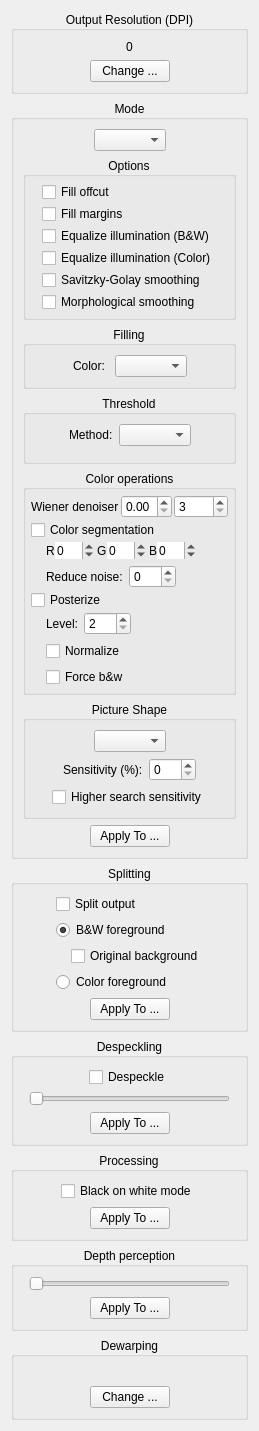
This is src/core/filters/output/OptionsWidget.ui in abandoned-industries/scantailor-spectre as Qt 5 draws it before an edit. The edited form follows.
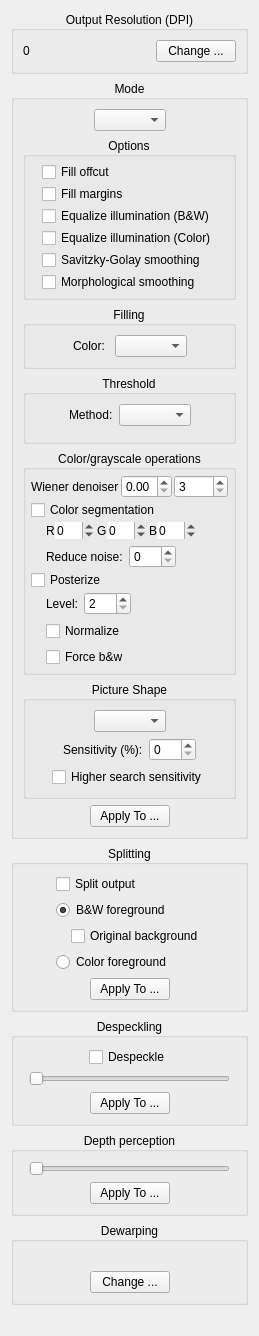
This is the edited form. Custom widgets are drawn as their Qt base class.

Commit message: UI improvements: compact DPI, remove Processing panel, fix About dialog

```diff
--- a/src/core/filters/output/OptionsWidget.ui
+++ b/src/core/filters/output/OptionsWidget.ui
@@ -31,22 +31,7 @@
      <property name="flat">
       <bool>false</bool>
      </property>
-     <layout class="QVBoxLayout" name="verticalLayout_2">
-      <item>
-       <layout class="QHBoxLayout" name="horizontalLayout_3">
-        <item>
-         <spacer name="horizontalSpacer_5">
-          <property name="orientation">
-           <enum>Qt::Horizontal</enum>
-          </property>
-          <property name="sizeHint" stdset="0">
-           <size>
-            <width>1</width>
-            <height>1</height>
-           </size>
-          </property>
-         </spacer>
-        </item>
+     <layout class="QHBoxLayout" name="horizontalLayout_dpi">
         <item>
          <widget class="QLabel" name="dpiLabel">
           <property name="frameShape">
@@ -61,24 +46,7 @@
          </widget>
         </item>
         <item>
-         <spacer name="horizontalSpacer_6">
-          <property name="orientation">
-           <enum>Qt::Horizontal</enum>
-          </property>
-          <property name="sizeHint" stdset="0">
-           <size>
-            <width>1</width>
-            <height>1</height>
-           </size>
-          </property>
-         </spacer>
-        </item>
-       </layout>
-      </item>
-      <item>
-       <layout class="QHBoxLayout" name="horizontalLayout_4">
-        <item>
-         <spacer name="horizontalSpacer_7">
+       <spacer name="horizontalSpacer_dpi">
           <property name="orientation">
            <enum>Qt::Horizontal</enum>
           </property>
@@ -97,21 +65,6 @@
           </property>
          </widget>
         </item>
-        <item>
-         <spacer name="horizontalSpacer_8">
-          <property name="orientation">
-           <enum>Qt::Horizontal</enum>
-          </property>
-          <property name="sizeHint" stdset="0">
-           <size>
-            <width>1</width>
-            <height>1</height>
-           </size>
-          </property>
-         </spacer>
-        </item>
-       </layout>
-      </item>
      </layout>
     </widget>
    </item>
@@ -408,7 +361,7 @@
          <string notr="true"/>
         </property>
         <property name="title">
-         <string>Color operations</string>
+         <string>Color/grayscale operations</string>
         </property>
         <property name="alignment">
          <set>Qt::AlignCenter</set>
@@ -1405,99 +1358,6 @@
      </layout>
     </widget>
    </item>
-   <item>
-    <widget class="CollapsibleGroupBox" name="processingOptionsPanel">
-     <property name="title">
-      <string>Processing</string>
-     </property>
-     <property name="alignment">
-      <set>Qt::AlignCenter</set>
-     </property>
-     <layout class="QVBoxLayout" name="verticalLayout_17">
-      <item>
-       <layout class="QHBoxLayout" name="horizontalLayout_24">
-        <item>
-         <spacer name="horizontalSpacer_47">
-          <property name="orientation">
-           <enum>Qt::Horizontal</enum>
-          </property>
-          <property name="sizeHint" stdset="0">
-           <size>
-            <width>40</width>
-            <height>20</height>
-           </size>
-          </property>
-         </spacer>
-        </item>
-        <item>
-         <layout class="QVBoxLayout" name="verticalLayout_16">
-          <item>
-           <widget class="QCheckBox" name="blackOnWhiteCB">
-            <property name="toolTip">
-             <string>This option should be enabled when the page has dark content on light background and disabled if vice versa in order to correct processing algorithms.</string>
-            </property>
-            <property name="text">
-             <string>Black on white mode</string>
-            </property>
-           </widget>
-          </item>
-         </layout>
-        </item>
-        <item>
-         <spacer name="horizontalSpacer_46">
-          <property name="orientation">
-           <enum>Qt::Horizontal</enum>
-          </property>
-          <property name="sizeHint" stdset="0">
-           <size>
-            <width>40</width>
-            <height>20</height>
-           </size>
-          </property>
-         </spacer>
-        </item>
-       </layout>
-      </item>
-      <item>
-       <layout class="QHBoxLayout" name="horizontalLayout_21">
-        <item>
-         <spacer name="horizontalSpacer_40">
-          <property name="orientation">
-           <enum>Qt::Horizontal</enum>
-          </property>
-          <property name="sizeHint" stdset="0">
-           <size>
-            <width>1</width>
-            <height>1</height>
-           </size>
-          </property>
-         </spacer>
-        </item>
-        <item>
-         <widget class="QPushButton" name="applyProcessingOptionsButton">
-          <property name="text">
-           <string>Apply To ...</string>
-          </property>
-         </widget>
-        </item>
-        <item>
-         <spacer name="horizontalSpacer_45">
-          <property name="orientation">
-           <enum>Qt::Horizontal</enum>
-          </property>
-          <property name="sizeHint" stdset="0">
-           <size>
-            <width>1</width>
-            <height>1</height>
-           </size>
-          </property>
-         </spacer>
-        </item>
-       </layout>
-      </item>
-     </layout>
-    </widget>
-   </item>
    <item>
     <widget class="CollapsibleGroupBox" name="depthPerceptionPanel">
      <property name="title">
```
Lines whose indentation alone changed are shown as unchanged. The commit also changes 8 other files.
